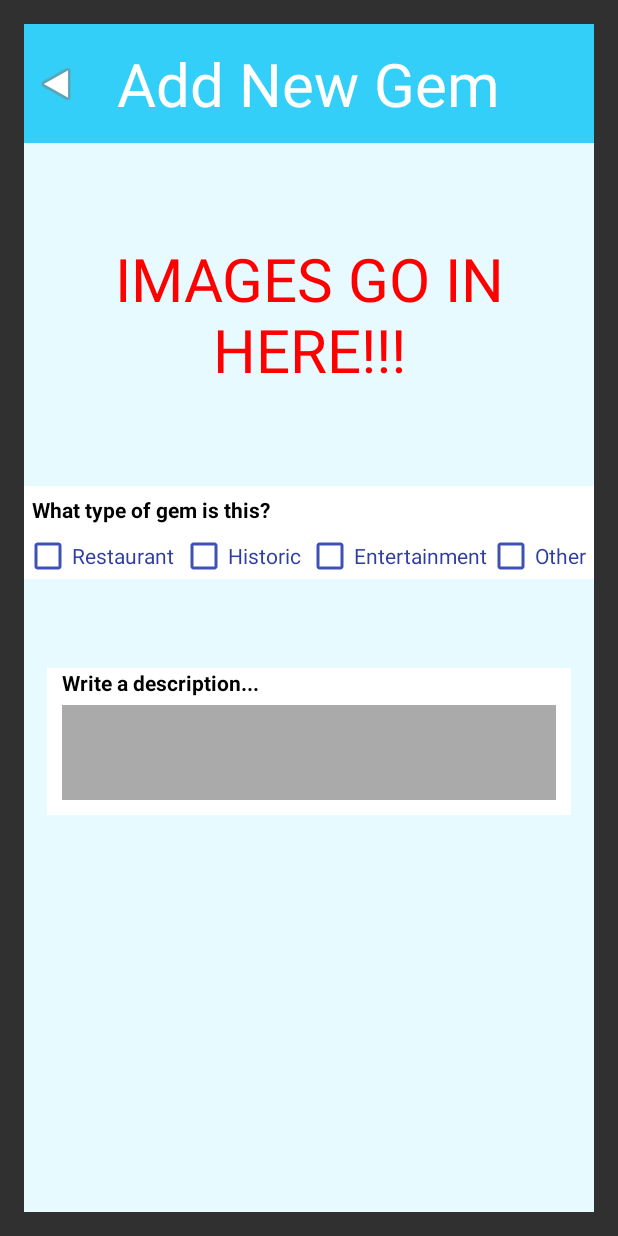
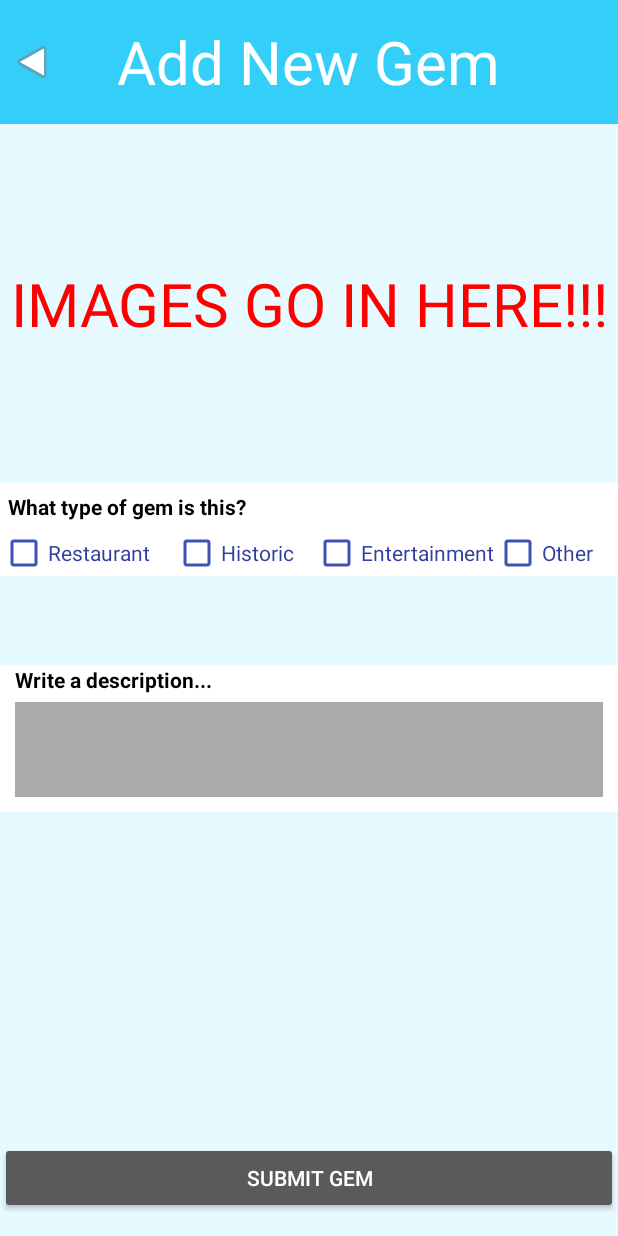
Before and after one commit to ptar104/HiddenGems, an Android app: the AddGemActivity screen opened directly, with no data from a screen before it, on a phone screen of 412 x 824 dp. Run offline under Robolectric (Android 15) with nearby library versions, the phone set to English and light mode, and no system bars.

Commit message:
add gem transitions

```diff
--- a/app/src/main/java/com/capstone/petros/hiddengems/MapsActivity.java
+++ b/app/src/main/java/com/capstone/petros/hiddengems/MapsActivity.java
@@ -4,6 +4,8 @@ import android.content.Intent;
 import android.support.v4.app.FragmentActivity;
 import android.os.Bundle;
 import android.util.Log;
+import android.view.View;
+import android.widget.Button;
 
 import com.google.android.gms.maps.CameraUpdateFactory;
 import com.google.android.gms.maps.GoogleMap;
@@ -17,18 +19,40 @@ public class MapsActivity extends FragmentActivity implements OnMapReadyCallback
 
     private GoogleMap mMap;
 
+    final int CREATE_GEM = 1337;
+
     final private String TAG = "MapsActivity";
 
     @Override
     protected void onCreate(Bundle savedInstanceState) {
         super.onCreate(savedInstanceState);
         setContentView(R.layout.activity_maps);
+//        this.getWindow().setStatusBarColor(getColor(R.color.colorPrimaryDark));
+
         // Obtain the SupportMapFragment and get notified when the map is ready to be used.
         SupportMapFragment mapFragment = (SupportMapFragment) getSupportFragmentManager()
                 .findFragmentById(R.id.map);
         mapFragment.getMapAsync(this);
+
+        final Button addGemButton = (Button)findViewById(R.id.addGemButton);
+        addGemButton.setOnClickListener(new View.OnClickListener() {
+            @Override
+            public void onClick(View view) {
+                Intent intent = new Intent(MapsActivity.this, AddGemActivity.class);
+
+                startActivityForResult(intent, CREATE_GEM);
+            }
+        });
     }
 
+    @Override
+    protected void onActivityResult(int requestCode, int resultCode, Intent data) {
+        super.onActivityResult(requestCode, resultCode, data);
+
+        if (requestCode == RESULT_OK) {
+            // Notify data changed, update map
+        }
+    }
 
     /**
      * Manipulates the map once available.
--- a/app/src/main/res/layout/activity_add_gem.xml
+++ b/app/src/main/res/layout/activity_add_gem.xml
@@ -5,12 +5,13 @@
     android:id="@+id/activity_add_gem"
     android:layout_width="match_parent"
     android:layout_height="match_parent"
-    android:paddingBottom="@dimen/activity_vertical_margin"
-    android:paddingLeft="@dimen/activity_horizontal_margin"
-    android:paddingRight="@dimen/activity_horizontal_margin"
-    android:paddingTop="@dimen/activity_vertical_margin"
-    android:orientation="vertical"
-    tools:context="com.capstone.petros.hiddengems.AddGemActivity">
+    android:paddingBottom="0dp"
+    android:paddingLeft="0dp"
+    android:paddingRight="0dp"
+    android:paddingTop="0dp"
+    tools:context="com.capstone.petros.hiddengems.AddGemActivity"
+    android:baselineAligned="false"
+    android:orientation="vertical">
 
     <RelativeLayout
         android:layout_width="match_parent"
@@ -128,8 +129,8 @@
             android:layout_width="match_parent"
             android:layout_height="match_parent"
             android:orientation="vertical"
-            android:paddingLeft="15dp"
-            android:paddingRight="15dp"
+            android:paddingLeft="0dp"
+            android:paddingRight="0dp"
             android:layout_weight="3"
             android:weightSum="1">
 
@@ -144,7 +145,9 @@
                 android:orientation="vertical"
                 android:layout_width="match_parent"
                 android:layout_height="98dp"
-                android:background="@android:color/background_light">
+                android:background="@android:color/background_light"
+                android:layout_marginLeft="0dp"
+                android:layout_marginRight="0dp">
 
                 <TextView
                     android:text="Write a description..."
@@ -167,6 +170,18 @@
                     android:layout_marginLeft="10dp"
                     android:layout_marginTop="5dp" />
             </LinearLayout>
+
+            <Space
+                android:layout_width="match_parent"
+                android:layout_height="wrap_content"
+                android:layout_weight="0.94" />
+
+            <Button
+                android:text="SUBMIT GEM"
+                android:layout_width="match_parent"
+                android:layout_height="wrap_content"
+                android:id="@+id/submitGemButton"
+                android:textAlignment="center" />
         </LinearLayout>
 
 
```
